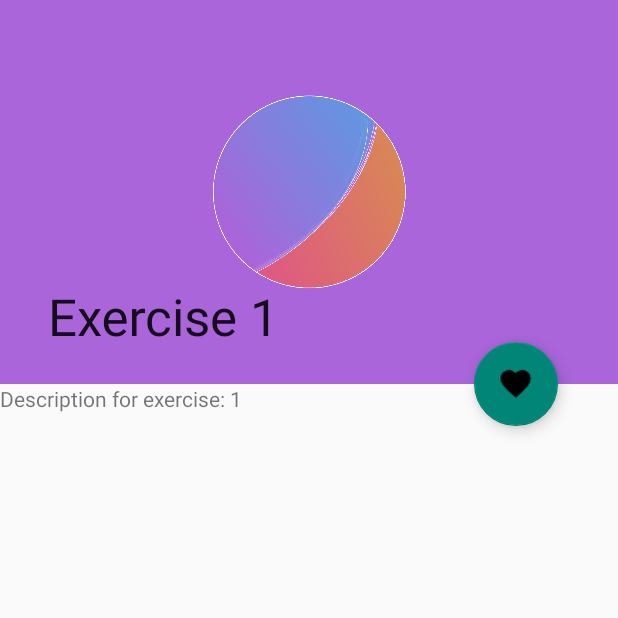
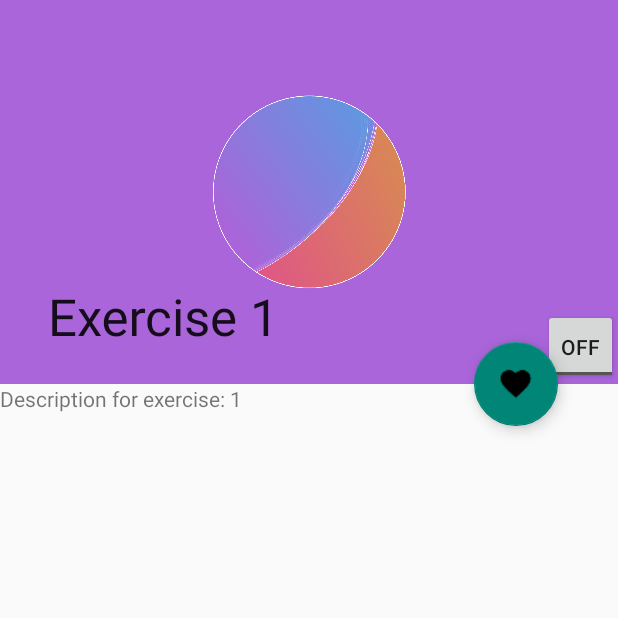
Before and after one commit to gleative/WorkIt, an Android app: the ExerciseInfoActivity screen opened directly, with no data from a screen before it, on a phone screen of 412 x 824 dp, the top half of it. Run offline under Robolectric (Android 15) with nearby library versions, the phone set to English and light mode, and no system bars.

```diff
--- a/app/src/main/AndroidManifest.xml
+++ b/app/src/main/AndroidManifest.xml
@@ -37,6 +37,7 @@
             android:name=".StartWorkoutActivity"
             android:label="Start Workout" />
         <activity android:name=".ExerciseInfoActivity"
+            android:parentActivityName=".ExerciseActivity"
             android:label="Exercise"/>
     </application>
 
--- a/app/src/main/java/com/example/gleative/workit/ExerciseInfoActivity.java
+++ b/app/src/main/java/com/example/gleative/workit/ExerciseInfoActivity.java
@@ -1,12 +1,15 @@
 package com.example.gleative.workit;
 
 import android.support.v4.app.FragmentManager;
+import android.support.v4.view.ViewPager;
 import android.support.v4.widget.DrawerLayout;
 import android.support.v7.app.AppCompatActivity;
 import android.os.Bundle;
 import android.support.v7.widget.Toolbar;
+import android.view.View;
 import android.widget.TextView;
 
+import com.example.gleative.workit.adapter.ExercisePicturesAdapter;
 import com.example.gleative.workit.fragments.ExerciseInfoFragment;
 import com.example.gleative.workit.fragments.NavigationDrawerFragment;
 import com.example.gleative.workit.model.Exercise;
@@ -18,14 +21,26 @@ public class ExerciseInfoActivity extends AppCompatActivity {
     Toolbar toolbar;
     NavigationDrawerFragment navigationDrawerFragment;
 
+    ExercisePicturesAdapter exercisePicturesAdapter;
+
+//    ViewPager viewPager;
+
     @Override
     protected void onCreate(Bundle savedInstanceState) {
         super.onCreate(savedInstanceState);
         setContentView(R.layout.activity_exercise_info);
 
+
+
+
         toolbar = (Toolbar) findViewById(R.id.toolbar);
         toolbar.setTitle("jajajaj");
         setSupportActionBar(toolbar);
+        // Adds back button, check manifest and under ExerciseInfoActivity tag android:parentActivityName=".ExerciseActivity", so back button works
+//        getSupportActionBar().setDisplayHomeAsUpEnabled(true); // But, title bar gets pushed if you use this so.... dunno
+
+//        viewPager = (ViewPager) findViewById(R.id.viewPager);
+//        setUpViewPager();
 
         int id = getIntent().getIntExtra("exercise_id", 1);
 
@@ -38,6 +53,12 @@ public class ExerciseInfoActivity extends AppCompatActivity {
 
     // Denne type vindu har ikke navigasjon drawer!
 
+//
+//    private void setUpViewPager(){
+//        ExercisePicturesAdapter adapter = new ExercisePicturesAdapter(this);
+//        adapter
+//    }
+
     @Override
     protected void onStart(){
         super.onStart();
--- a/app/src/main/java/com/example/gleative/workit/fragments/ExerciseInfoFragment.java
+++ b/app/src/main/java/com/example/gleative/workit/fragments/ExerciseInfoFragment.java
@@ -5,6 +5,7 @@ import android.os.Bundle;
 import android.support.annotation.Nullable;
 import android.support.v4.app.Fragment;
 import android.support.v4.content.ContextCompat;
+import android.support.v4.view.ViewPager;
 import android.support.v7.widget.Toolbar;
 import android.view.LayoutInflater;
 import android.view.View;
@@ -13,6 +14,7 @@ import android.widget.ImageView;
 import android.widget.TextView;
 
 import com.example.gleative.workit.R;
+import com.example.gleative.workit.adapter.ExercisePicturesAdapter;
 import com.example.gleative.workit.model.Exercise;
 
 import java.util.List;
@@ -33,6 +35,7 @@ public class ExerciseInfoFragment extends Fragment{
     private TextView exerciseNameView;
     private TextView exerciseDescView;
     private int exerciseIndex;
+    private ViewPager exerciseViewPager; // Holds the pictures
 
     public ExerciseInfoFragment(){}
 
--- a/app/src/main/res/layout/activity_exercise.xml
+++ b/app/src/main/res/layout/activity_exercise.xml
@@ -33,7 +33,8 @@
             android:layout_width="match_parent"
             android:layout_height="match_parent"
             android:name="com.example.gleative.workit.fragments.ExerciseListFragment"
-            app:layout_behavior="@string/appbar_scrolling_view_behavior"/>
+            app:layout_behavior="@string/appbar_scrolling_view_behavior"
+            tools:layout="@layout/fragment_exercise_list" />
 
     </android.support.design.widget.CoordinatorLayout>
 
--- a/app/src/main/res/layout/fragment_exercise_info.xml
+++ b/app/src/main/res/layout/fragment_exercise_info.xml
@@ -24,6 +24,10 @@
                 app:layout_scrollFlags="scroll|exitUntilCollapsed"
                 app:contentScrim="?attr/colorPrimary">
 
+                <!--<android.support.v4.view.ViewPager-->
+                    <!--android:id="@+id/viewPager"-->
+                    <!--android:layout_width="match_parent"-->
+                    <!--android:layout_height="256dp">-->
                     <!--ImageView må være før toolbar, ellers kan du ikke se hamburger icon!-->
                     <ImageView
                         android:id="@+id/exercise_picture"
@@ -32,6 +36,7 @@
                         android:scaleType="centerCrop"
                         app:layout_collapseMode="parallax"
                         android:src="@drawable/testpicture"/>
+                <!--</android.support.v4.view.ViewPager>-->
 
                 <!--Lager en toolbar-->
                 <android.support.v7.widget.Toolbar
@@ -43,7 +48,17 @@
                     app:layout_scrollFlags="scroll|enterAlways"/>
                 <!--Linje 41 gjør at baren på toppen går vekk når du scroller-->
 
-
+                <LinearLayout
+                    android:layout_width="match_parent"
+                    android:layout_height="match_parent"
+                    android:orientation="horizontal"
+                    app:layout_collapseMode="parallax"
+                    android:gravity="bottom|end">
+                    <!--gravity bottom|end makes so it is in the right bottom corner-->
+                    <ToggleButton
+                        android:layout_width="50dp"
+                        android:layout_height="50dp"/>
+                </LinearLayout>
 
             </android.support.design.widget.CollapsingToolbarLayout>
         </android.support.design.widget.AppBarLayout>
```
Also changed, not shown: app/src/main/java/com/example/gleative/workit/adapter/ExercisePicturesAdapter.java (added, +56 -0 lines), app/src/main/java/com/example/gleative/workit/model/Exercise.java (+5 -9 lines), app/src/main/res/menu/star_button.xml (added, +7 -0 lines), app/src/main/res/drawable-hdpi/ic_star.png (added), app/src/main/res/drawable-hdpi/ic_star_border.png (added), app/src/main/res/drawable-mdpi/ic_star.png (added), app/src/main/res/drawable-mdpi/ic_star_border.png (added), app/src/main/res/drawable-xhdpi/ic_star.png (added), app/src/main/res/drawable-xhdpi/ic_star_border.png (added), app/src/main/res/drawable-xxhdpi/ic_star.png (added), app/src/main/res/drawable-xxhdpi/ic_star_border.png (added), app/src/main/res/drawable-xxxhdpi/ic_star.png (added), app/src/main/res/drawable-xxxhdpi/ic_star_border.png (added). Lines whose indentation alone changed are shown as unchanged.
